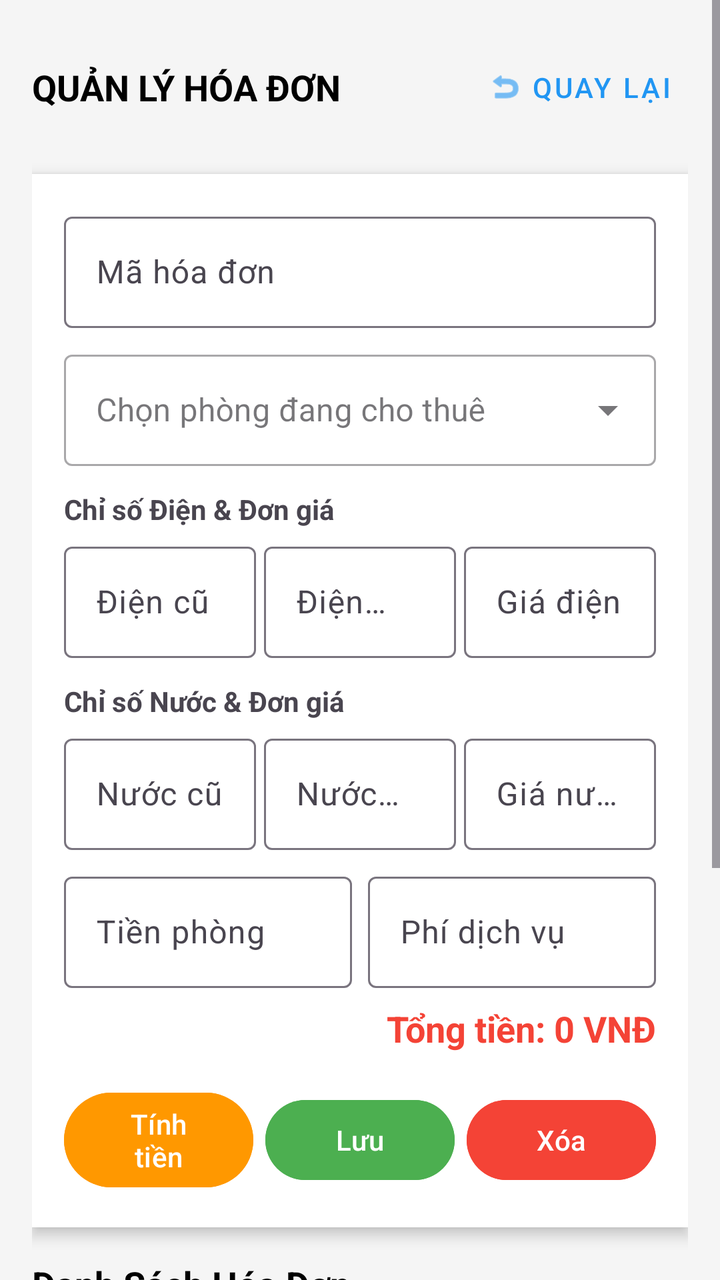
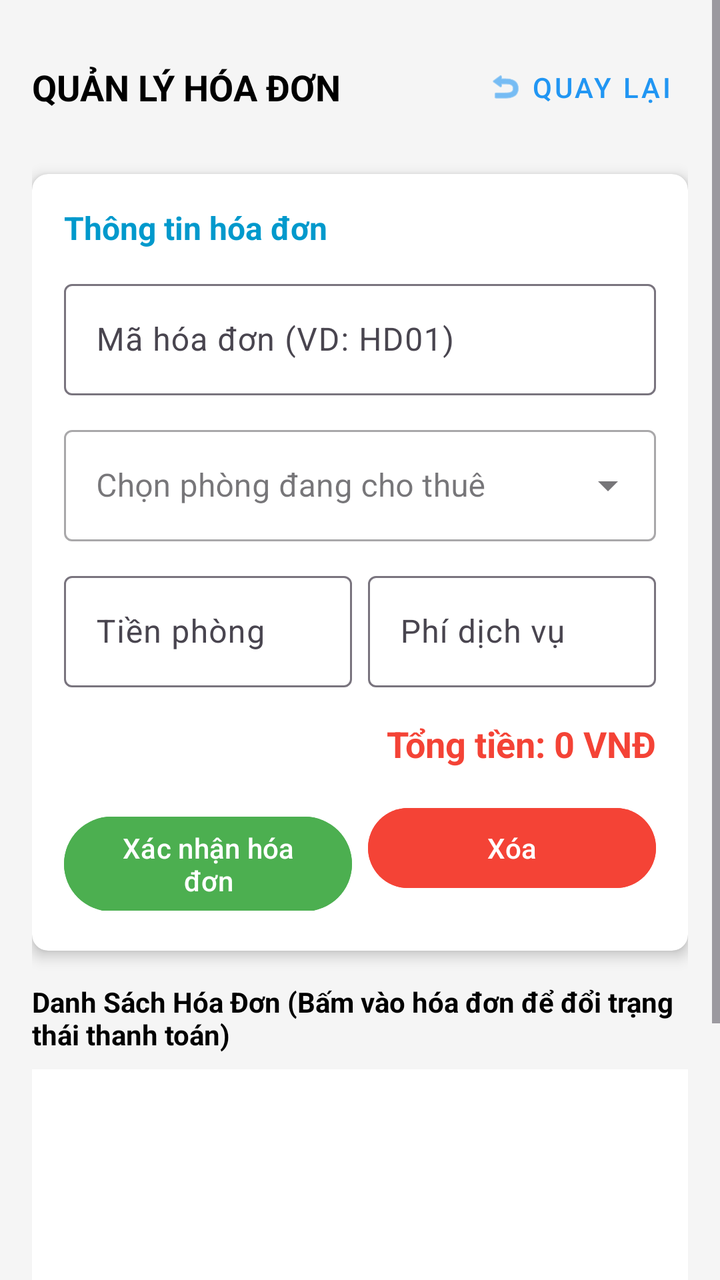

Compare the two renders of this Android layout. The source of the first and the diff that turns it into the second are given below.
<!-- AndroidManifest.xml: application theme Theme.Detai1 -->
<!-- res/layout/giaodienhoadon.xml -->
<?xml version="1.0" encoding="utf-8"?>
<ScrollView xmlns:android="http://schemas.android.com/apk/res/android"
    xmlns:app="http://schemas.android.com/apk/res-auto"
    android:layout_width="match_parent"
    android:layout_height="match_parent"
    android:background="#F5F5F5">

    <LinearLayout
        android:layout_width="match_parent"
        android:layout_height="wrap_content"
        android:orientation="vertical"
        android:padding="16dp">

        
        <RelativeLayout
            android:layout_width="match_parent"
            android:layout_height="wrap_content"
            android:layout_marginBottom="16dp"
            android:paddingTop="4dp"
            android:paddingBottom="4dp">

            <TextView
                android:layout_width="wrap_content"
                android:layout_height="wrap_content"
                android:layout_centerVertical="true"
                android:layout_alignParentStart="true"
                android:text="QUẢN LÝ HÓA ĐƠN"
                android:textSize="18sp"
                android:textStyle="bold"
                android:textColor="@android:color/black"/>

            <com.google.android.material.button.MaterialButton
                android:id="@+id/btnQuayLaiHoaDon"
                style="@style/Widget.MaterialComponents.Button.TextButton"
                android:layout_width="wrap_content"
                android:layout_height="wrap_content"
                android:layout_alignParentEnd="true"
                android:layout_centerVertical="true"
                android:text="Quay lại"
                android:textColor="#2196F3"
                android:textSize="14sp"
                app:icon="@android:drawable/ic_menu_revert"
                app:iconTint="#2196F3"
                android:minWidth="0dp"
                android:minHeight="0dp"
                android:padding="8dp"/>
        </RelativeLayout>

        
        <LinearLayout
            android:layout_width="match_parent"
            android:layout_height="wrap_content"
            android:orientation="vertical"
            android:background="@android:color/white"
            android:padding="16dp"
            android:elevation="4dp"
            android:layout_marginBottom="16dp">

            <com.google.android.material.textfield.TextInputLayout
                android:layout_width="match_parent"
                android:layout_height="wrap_content"
                android:layout_marginBottom="8dp"
                android:hint="Mã hóa đơn">
                <com.google.android.material.textfield.TextInputEditText
                    android:id="@+id/txtmahoadon"
                    android:layout_width="match_parent"
                    android:layout_height="wrap_content"
                    android:inputType="text" />
            </com.google.android.material.textfield.TextInputLayout>

            <com.google.android.material.textfield.TextInputLayout
                style="@style/Widget.MaterialComponents.TextInputLayout.OutlinedBox.ExposedDropdownMenu"
                android:layout_width="match_parent"
                android:layout_height="wrap_content"
                android:layout_marginBottom="8dp"
                android:hint="Chọn phòng đang cho thuê">
                <AutoCompleteTextView
                    android:id="@+id/txtmaphong"
                    android:layout_width="match_parent"
                    android:layout_height="wrap_content"
                    android:inputType="none" />
            </com.google.android.material.textfield.TextInputLayout>

            
            <TextView
                android:layout_width="wrap_content"
                android:layout_height="wrap_content"
                android:text="Chỉ số Điện &amp; Đơn giá"
                android:textStyle="bold"
                android:layout_marginTop="4dp"
                android:layout_marginBottom="4dp"/>

            <LinearLayout
                android:layout_width="match_parent"
                android:layout_height="wrap_content"
                android:orientation="horizontal"
                android:layout_marginBottom="8dp">

                <com.google.android.material.textfield.TextInputLayout
                    android:layout_width="0dp"
                    android:layout_height="wrap_content"
                    android:layout_weight="1"
                    android:layout_marginEnd="2dp"
                    android:hint="Điện cũ">
                    <com.google.android.material.textfield.TextInputEditText
                        android:id="@+id/txtdiencu"
                        android:layout_width="match_parent"
                        android:layout_height="wrap_content"
                        android:inputType="numberDecimal" />
                </com.google.android.material.textfield.TextInputLayout>

                <com.google.android.material.textfield.TextInputLayout
                    android:layout_width="0dp"
                    android:layout_height="wrap_content"
                    android:layout_weight="1"
                    android:layout_marginHorizontal="2dp"
                    android:hint="Điện mới">
                    <com.google.android.material.textfield.TextInputEditText
                        android:id="@+id/txtdienmoi"
                        android:layout_width="match_parent"
                        android:layout_height="wrap_content"
                        android:inputType="numberDecimal" />
                </com.google.android.material.textfield.TextInputLayout>

                <com.google.android.material.textfield.TextInputLayout
                    android:layout_width="0dp"
                    android:layout_height="wrap_content"
                    android:layout_weight="1"
                    android:layout_marginStart="2dp"
                    android:hint="Giá điện">
                    <com.google.android.material.textfield.TextInputEditText
                        android:id="@+id/txtgiadien"
                        android:layout_width="match_parent"
                        android:layout_height="wrap_content"
                        android:inputType="numberDecimal" />
                </com.google.android.material.textfield.TextInputLayout>
            </LinearLayout>

            
            <TextView
                android:layout_width="wrap_content"
                android:layout_height="wrap_content"
                android:text="Chỉ số Nước &amp; Đơn giá"
                android:textStyle="bold"
                android:layout_marginTop="4dp"
                android:layout_marginBottom="4dp"/>

            <LinearLayout
                android:layout_width="match_parent"
                android:layout_height="wrap_content"
                android:orientation="horizontal"
                android:layout_marginBottom="8dp">

                <com.google.android.material.textfield.TextInputLayout
                    android:layout_width="0dp"
                    android:layout_height="wrap_content"
                    android:layout_weight="1"
                    android:layout_marginEnd="2dp"
                    android:hint="Nước cũ">
                    <com.google.android.material.textfield.TextInputEditText
                        android:id="@+id/txtnuoccu"
                        android:layout_width="match_parent"
                        android:layout_height="wrap_content"
                        android:inputType="numberDecimal" />
                </com.google.android.material.textfield.TextInputLayout>

                <com.google.android.material.textfield.TextInputLayout
                    android:layout_width="0dp"
                    android:layout_height="wrap_content"
                    android:layout_weight="1"
                    android:layout_marginHorizontal="2dp"
                    android:hint="Nước mới">
                    <com.google.android.material.textfield.TextInputEditText
                        android:id="@+id/txtnuocmoi"
                        android:layout_width="match_parent"
                        android:layout_height="wrap_content"
                        android:inputType="numberDecimal" />
                </com.google.android.material.textfield.TextInputLayout>

                <com.google.android.material.textfield.TextInputLayout
                    android:layout_width="0dp"
                    android:layout_height="wrap_content"
                    android:layout_weight="1"
                    android:layout_marginStart="2dp"
                    android:hint="Giá nước">
                    <com.google.android.material.textfield.TextInputEditText
                        android:id="@+id/txtgianuoc"
                        android:layout_width="match_parent"
                        android:layout_height="wrap_content"
                        android:inputType="numberDecimal" />
                </com.google.android.material.textfield.TextInputLayout>
            </LinearLayout>

            
            <LinearLayout
                android:layout_width="match_parent"
                android:layout_height="wrap_content"
                android:orientation="horizontal"
                android:layout_marginBottom="8dp">

                <com.google.android.material.textfield.TextInputLayout
                    android:layout_width="0dp"
                    android:layout_height="wrap_content"
                    android:layout_weight="1"
                    android:layout_marginEnd="4dp"
                    android:hint="Tiền phòng">
                    <com.google.android.material.textfield.TextInputEditText
                        android:id="@+id/txttienphong"
                        android:layout_width="match_parent"
                        android:layout_height="wrap_content"
                        android:inputType="numberDecimal" />
                </com.google.android.material.textfield.TextInputLayout>

                <com.google.android.material.textfield.TextInputLayout
                    android:layout_width="0dp"
                    android:layout_height="wrap_content"
                    android:layout_weight="1"
                    android:layout_marginStart="4dp"
                    android:hint="Phí dịch vụ">
                    <com.google.android.material.textfield.TextInputEditText
                        android:id="@+id/txtphidichvu"
                        android:layout_width="match_parent"
                        android:layout_height="wrap_content"
                        android:inputType="numberDecimal" />
                </com.google.android.material.textfield.TextInputLayout>
            </LinearLayout>

            
            <TextView
                android:id="@+id/txttongtien"
                android:layout_width="match_parent"
                android:layout_height="wrap_content"
                android:text="Tổng tiền: 0 VNĐ"
                android:textSize="18sp"
                android:textStyle="bold"
                android:textColor="#F44336"
                android:layout_marginBottom="16dp"
                android:gravity="end"/>

            
            <LinearLayout
                android:layout_width="match_parent"
                android:layout_height="wrap_content"
                android:orientation="horizontal"
                android:gravity="center">

                <Button
                    android:id="@+id/btntinh"
                    android:layout_width="0dp"
                    android:layout_height="wrap_content"
                    android:layout_weight="1"
                    android:layout_marginEnd="4dp"
                    android:text="Tính tiền"
                    android:backgroundTint="#FF9800"/>

                <Button
                    android:id="@+id/btnthem"
                    android:layout_width="0dp"
                    android:layout_height="wrap_content"
                    android:layout_weight="1"
                    android:layout_marginHorizontal="2dp"
                    android:text="Lưu"
                    android:backgroundTint="#4CAF50"/>

                <Button
                    android:id="@+id/btnxoa"
                    android:layout_width="0dp"
                    android:layout_height="wrap_content"
                    android:layout_weight="1"
                    android:layout_marginStart="4dp"
                    android:text="Xóa"
                    android:backgroundTint="#F44336"/>
            </LinearLayout>
        </LinearLayout>

        
        <TextView
            android:layout_width="wrap_content"
            android:layout_height="wrap_content"
            android:text="Danh Sách Hóa Đơn"
            android:textSize="18sp"
            android:textStyle="bold"
            android:textColor="@android:color/black"
            android:layout_marginBottom="8dp"/>

        <ListView
            android:id="@+id/lvhoadon"
            android:layout_width="match_parent"
            android:layout_height="250dp"
            android:background="@android:color/white"
            android:layout_marginBottom="16dp"/>

    </LinearLayout>
</ScrollView>
<!-- resources referenced by this layout -->
<resources>
  <style name="Theme.Detai1" parent="Base.Theme.Detai1" />
  <style name="Base.Theme.Detai1" parent="Theme.Material3.DayNight.NoActionBar">
          
          
      </style>
</resources>

<!-- the commit's change to res/layout/giaodienhoadon.xml (unified diff, before → after) -->
@@ -3,6 +3,7 @@
     xmlns:app="http://schemas.android.com/apk/res-auto"
     android:layout_width="match_parent"
     android:layout_height="match_parent"
+    android:fillViewport="true"
     android:background="#F5F5F5">
 
     <LinearLayout
@@ -47,238 +48,141 @@
         </RelativeLayout>
 
         
-        <LinearLayout
+        <androidx.cardview.widget.CardView
             android:layout_width="match_parent"
             android:layout_height="wrap_content"
-            android:orientation="vertical"
-            android:background="@android:color/white"
-            android:padding="16dp"
-            android:elevation="4dp"
-            android:layout_marginBottom="16dp">
-
-            <com.google.android.material.textfield.TextInputLayout
-                android:layout_width="match_parent"
-                android:layout_height="wrap_content"
-                android:layout_marginBottom="8dp"
-                android:hint="Mã hóa đơn">
-                <com.google.android.material.textfield.TextInputEditText
-                    android:id="@+id/txtmahoadon"
-                    android:layout_width="match_parent"
-                    android:layout_height="wrap_content"
-                    android:inputType="text" />
-            </com.google.android.material.textfield.TextInputLayout>
-
-            <com.google.android.material.textfield.TextInputLayout
-                style="@style/Widget.MaterialComponents.TextInputLayout.OutlinedBox.ExposedDropdownMenu"
-                android:layout_width="match_parent"
-                android:layout_height="wrap_content"
-                android:layout_marginBottom="8dp"
-                android:hint="Chọn phòng đang cho thuê">
-                <AutoCompleteTextView
-                    android:id="@+id/txtmaphong"
-                    android:layout_width="match_parent"
-                    android:layout_height="wrap_content"
-                    android:inputType="none" />
-            </com.google.android.material.textfield.TextInputLayout>
-
-            
-            <TextView
-                android:layout_width="wrap_content"
-                android:layout_height="wrap_content"
-                android:text="Chỉ số Điện &amp; Đơn giá"
-                android:textStyle="bold"
-                android:layout_marginTop="4dp"
-                android:layout_marginBottom="4dp"/>
+            app:cardCornerRadius="8dp"
+            app:cardElevation="4dp"
+            android:layout_marginBottom="16dp"
+            app:cardBackgroundColor="@android:color/white">
 
             <LinearLayout
                 android:layout_width="match_parent"
                 android:layout_height="wrap_content"
-                android:orientation="horizontal"
-                android:layout_marginBottom="8dp">
+                android:orientation="vertical"
+                android:padding="16dp">
 
+                <TextView
+                    android:layout_width="wrap_content"
+                    android:layout_height="wrap_content"
+                    android:text="Thông tin hóa đơn"
+                    android:textSize="16sp"
+                    android:textStyle="bold"
+                    android:textColor="@android:color/holo_blue_dark"
+                    android:layout_marginBottom="12dp"/>
+
+                
                 <com.google.android.material.textfield.TextInputLayout
-                    android:layout_width="0dp"
+                    android:layout_width="match_parent"
                     android:layout_height="wrap_content"
-                    android:layout_weight="1"
-                    android:layout_marginEnd="2dp"
-                    android:hint="Điện cũ">
+                    android:layout_marginBottom="12dp"
+                    android:hint="Mã hóa đơn (VD: HD01)">
+
                     <com.google.android.material.textfield.TextInputEditText
-                        android:id="@+id/txtdiencu"
+                        android:id="@+id/txtmahoadon"
                         android:layout_width="match_parent"
                         android:layout_height="wrap_content"
-                        android:inputType="numberDecimal" />
+                        android:inputType="text" />
                 </com.google.android.material.textfield.TextInputLayout>
 
+                
                 <com.google.android.material.textfield.TextInputLayout
-                    android:layout_width="0dp"
+                    style="@style/Widget.MaterialComponents.TextInputLayout.OutlinedBox.ExposedDropdownMenu"
+                    android:layout_width="match_parent"
                     android:layout_height="wrap_content"
-                    android:layout_weight="1"
-                    android:layout_marginHorizontal="2dp"
-                    android:hint="Điện mới">
-                    <com.google.android.material.textfield.TextInputEditText
-                        android:id="@+id/txtdienmoi"
+                    android:layout_marginBottom="12dp"
+                    android:hint="Chọn phòng đang cho thuê">
+
+                    <AutoCompleteTextView
+                        android:id="@+id/txtmaphong"
                         android:layout_width="match_parent"
                         android:layout_height="wrap_content"
-                        android:inputType="numberDecimal" />
+                        android:inputType="none" />
                 </com.google.android.material.textfield.TextInputLayout>
 
-                <com.google.android.material.textfield.TextInputLayout
-                    android:layout_width="0dp"
+                
+                <LinearLayout
+                    android:layout_width="match_parent"
                     android:layout_height="wrap_content"
-                    android:layout_weight="1"
-                    android:layout_marginStart="2dp"
-                    android:hint="Giá điện">
-                    <com.google.android.material.textfield.TextInputEditText
-                        android:id="@+id/txtgiadien"
-                        android:layout_width="match_parent"
+                    android:orientation="horizontal"
+                    android:weightSum="2"
+                    android:layout_marginBottom="16dp">
+
+                    <com.google.android.material.textfield.TextInputLayout
+                        android:layout_width="0dp"
                         android:layout_height="wrap_content"
-                        android:inputType="numberDecimal" />
-                </com.google.android.material.textfield.TextInputLayout>
+                        android:layout_weight="1"
+                        android:layout_marginEnd="4dp"
+                        android:hint="Tiền phòng">
+                        <com.google.android.material.textfield.TextInputEditText
+                            android:id="@+id/txttienphong"
+                            android:layout_width="match_parent"
+                            android:layout_height="wrap_content"
+                            android:inputType="numberDecimal" />
+                    </com.google.android.material.textfield.TextInputLayout>
+
+                    <com.google.android.material.textfield.TextInputLayout
+                        android:layout_width="0dp"
+                        android:layout_height="wrap_content"
+                        android:layout_weight="1"
+                        android:layout_marginStart="4dp"
+                        android:hint="Phí dịch vụ">
+                        <com.google.android.material.textfield.TextInputEditText
+                            android:id="@+id/txtphidichvu"
+                            android:layout_width="match_parent"
+                            android:layout_height="wrap_content"
+                            android:inputType="numberDecimal" />
+                    </com.google.android.material.textfield.TextInputLayout>
+                </LinearLayout>
+
+                
+                <TextView
+                    android:id="@+id/txttongtien"
+                    android:layout_width="match_parent"
+                    android:layout_height="wrap_content"
+                    android:text="Tổng tiền: 0 VNĐ"
+                    android:textSize="18sp"
+                    android:textStyle="bold"
+                    android:textColor="#F44336"
+                    android:layout_marginBottom="16dp"
+                    android:gravity="end"/>
+
+                
+                <LinearLayout
+                    android:layout_width="match_parent"
+                    android:layout_height="wrap_content"
+                    android:orientation="horizontal"
+                    android:weightSum="2"
+                    android:layout_marginBottom="4dp">
+
+                    <Button
+                        android:id="@+id/btnthem"
+                        android:layout_width="0dp"
+                        android:layout_height="wrap_content"
+                        android:layout_weight="1"
+                        android:text="Xác nhận hóa đơn"
+                        android:backgroundTint="#4CAF50"
+                        android:layout_marginEnd="4dp"/>
+
+                    <Button
+                        android:id="@+id/btnxoa"
+                        android:layout_width="0dp"
+                        android:layout_height="wrap_content"
+                        android:layout_weight="1"
+                        android:text="Xóa"
+                        android:backgroundTint="#F44336"
+                        android:layout_marginStart="4dp"/>
+                </LinearLayout>
+
             </LinearLayout>
-
-            
-            <TextView
-                android:layout_width="wrap_content"
-                android:layout_height="wrap_content"
-                android:text="Chỉ số Nước &amp; Đơn giá"
-                android:textStyle="bold"
-                android:layout_marginTop="4dp"
-                android:layout_marginBottom="4dp"/>
-
-            <LinearLayout
-                android:layout_width="match_parent"
-                android:layout_height="wrap_content"
-                android:orientation="horizontal"
-                android:layout_marginBottom="8dp">
-
-                <com.google.android.material.textfield.TextInputLayout
-                    android:layout_width="0dp"
-                    android:layout_height="wrap_content"
-                    android:layout_weight="1"
-                    android:layout_marginEnd="2dp"
-                    android:hint="Nước cũ">
-                    <com.google.android.material.textfield.TextInputEditText
-                        android:id="@+id/txtnuoccu"
-                        android:layout_width="match_parent"
-                        android:layout_height="wrap_content"
-                        android:inputType="numberDecimal" />
-                </com.google.android.material.textfield.TextInputLayout>
-
-                <com.google.android.material.textfield.TextInputLayout
-                    android:layout_width="0dp"
-                    android:layout_height="wrap_content"
-                    android:layout_weight="1"
-                    android:layout_marginHorizontal="2dp"
-                    android:hint="Nước mới">
-                    <com.google.android.material.textfield.TextInputEditText
-                        android:id="@+id/txtnuocmoi"
-                        android:layout_width="match_parent"
-                        android:layout_height="wrap_content"
-                        android:inputType="numberDecimal" />
-                </com.google.android.material.textfield.TextInputLayout>
-
-                <com.google.android.material.textfield.TextInputLayout
-                    android:layout_width="0dp"
-                    android:layout_height="wrap_content"
-                    android:layout_weight="1"
-                    android:layout_marginStart="2dp"
-                    android:hint="Giá nước">
-                    <com.google.android.material.textfield.TextInputEditText
-                        android:id="@+id/txtgianuoc"
-                        android:layout_width="match_parent"
-                        android:layout_height="wrap_content"
-                        android:inputType="numberDecimal" />
-                </com.google.android.material.textfield.TextInputLayout>
-            </LinearLayout>
-
-            
-            <LinearLayout
-                android:layout_width="match_parent"
-                android:layout_height="wrap_content"
-                android:orientation="horizontal"
-                android:layout_marginBottom="8dp">
-
-                <com.google.android.material.textfield.TextInputLayout
-                    android:layout_width="0dp"
-                    android:layout_height="wrap_content"
-                    android:layout_weight="1"
-                    android:layout_marginEnd="4dp"
-                    android:hint="Tiền phòng">
-                    <com.google.android.material.textfield.TextInputEditText
-                        android:id="@+id/txttienphong"
-                        android:layout_width="match_parent"
-                        android:layout_height="wrap_content"
-                        android:inputType="numberDecimal" />
-                </com.google.android.material.textfield.TextInputLayout>
-
-                <com.google.android.material.textfield.TextInputLayout
-                    android:layout_width="0dp"
-                    android:layout_height="wrap_content"
-                    android:layout_weight="1"
-                    android:layout_marginStart="4dp"
-                    android:hint="Phí dịch vụ">
-                    <com.google.android.material.textfield.TextInputEditText
-                        android:id="@+id/txtphidichvu"
-                        android:layout_width="match_parent"
-                        android:layout_height="wrap_content"
-                        android:inputType="numberDecimal" />
-                </com.google.android.material.textfield.TextInputLayout>
-            </LinearLayout>
-
-            
-            <TextView
-                android:id="@+id/txttongtien"
-                android:layout_width="match_parent"
-                android:layout_height="wrap_content"
-                android:text="Tổng tiền: 0 VNĐ"
-                android:textSize="18sp"
-                android:textStyle="bold"
-                android:textColor="#F44336"
-                android:layout_marginBottom="16dp"
-                android:gravity="end"/>
-
-            
-            <LinearLayout
-                android:layout_width="match_parent"
-                android:layout_height="wrap_content"
-                android:orientation="horizontal"
-                android:gravity="center">
-
-                <Button
-                    android:id="@+id/btntinh"
-                    android:layout_width="0dp"
-                    android:layout_height="wrap_content"
-                    android:layout_weight="1"
-                    android:layout_marginEnd="4dp"
-                    android:text="Tính tiền"
-                    android:backgroundTint="#FF9800"/>
-
-                <Button
-                    android:id="@+id/btnthem"
-                    android:layout_width="0dp"
-                    android:layout_height="wrap_content"
-                    android:layout_weight="1"
-                    android:layout_marginHorizontal="2dp"
-                    android:text="Lưu"
-                    android:backgroundTint="#4CAF50"/>
-
-                <Button
-                    android:id="@+id/btnxoa"
-                    android:layout_width="0dp"
-                    android:layout_height="wrap_content"
-                    android:layout_weight="1"
-                    android:layout_marginStart="4dp"
-                    android:text="Xóa"
-                    android:backgroundTint="#F44336"/>
-            </LinearLayout>
-        </LinearLayout>
+        </androidx.cardview.widget.CardView>
 
         
         <TextView
-            android:layout_width="wrap_content"
+            android:layout_width="match_parent"
             android:layout_height="wrap_content"
-            android:text="Danh Sách Hóa Đơn"
-            android:textSize="18sp"
+            android:text="Danh Sách Hóa Đơn (Bấm vào hóa đơn để đổi trạng thái thanh toán)"
+            android:textSize="14sp"
             android:textStyle="bold"
             android:textColor="@android:color/black"
             android:layout_marginBottom="8dp"/>
@@ -288,7 +192,7 @@
             android:layout_width="match_parent"
             android:layout_height="250dp"
             android:background="@android:color/white"
-            android:layout_marginBottom="16dp"/>
+            android:padding="8dp"/>
 
     </LinearLayout>
 </ScrollView>
